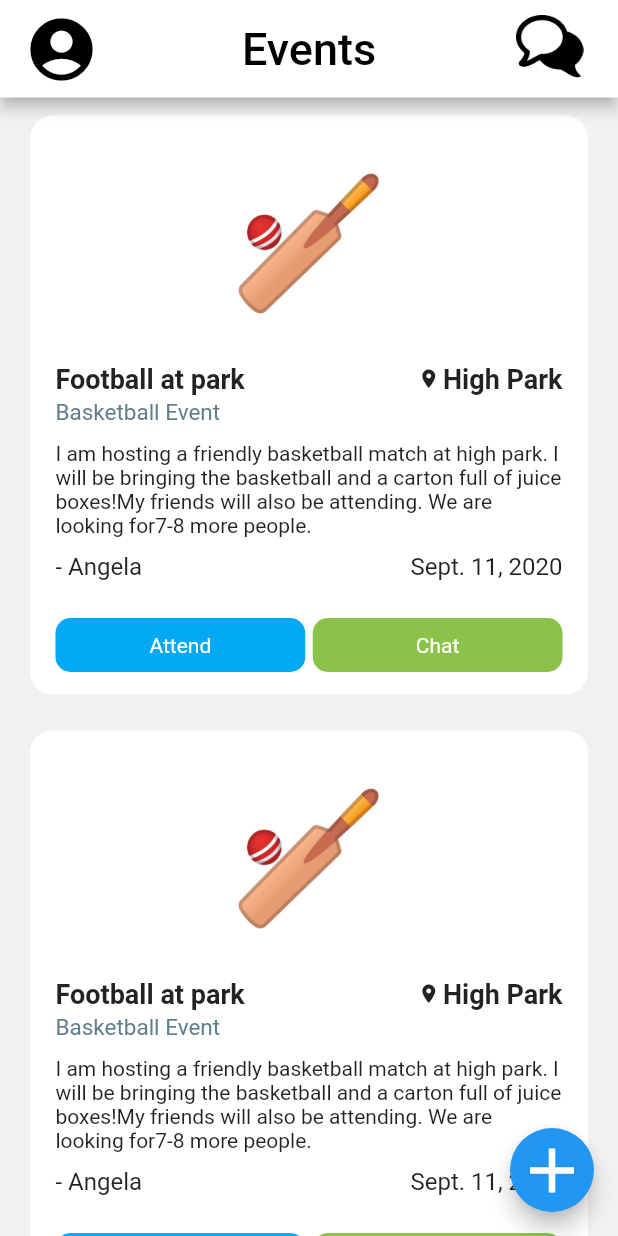
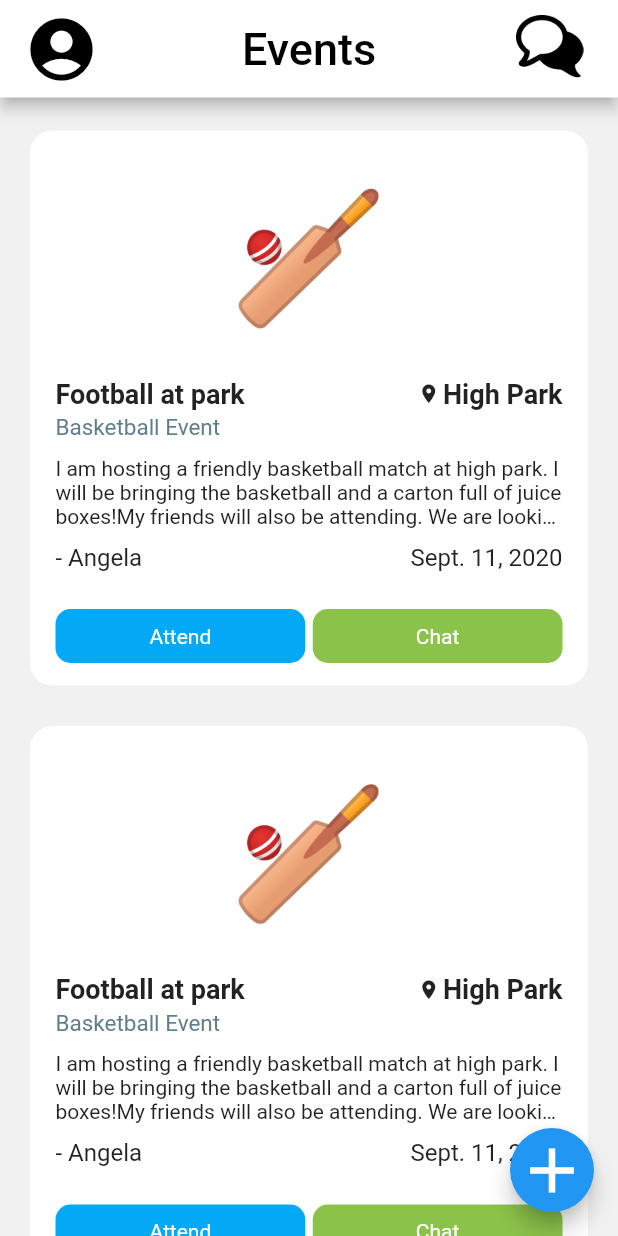
Before and after one commit to zohaibxrehman/Sportify, a Flutter app: the screen it shows after launch, on a phone screen of 412 x 824 dp. Run offline on Flutter 3.47's test engine with Material 2 defaults, Android fonts, the phone set to English and light mode, and no system bars; our stand-ins replace cloud_firestore, datetime_picker_formfield, dio, firebase_core; accounts and stored records are empty.

Commit message:
Add design modification

```diff
--- a/flutter/sportify_app/lib/screens/home_page.dart
+++ b/flutter/sportify_app/lib/screens/home_page.dart
@@ -138,7 +138,7 @@ class EventWidget extends StatelessWidget {
   @override
   Widget build(BuildContext context) {
     return Container(
-      padding: EdgeInsets.symmetric(horizontal: 20, vertical: 12),
+      padding: EdgeInsets.fromLTRB(20, 22, 20, 5),
       child: Container(
         decoration: new BoxDecoration(
           borderRadius: new BorderRadius.circular(15.0),
@@ -178,7 +178,7 @@ class EventWidget extends StatelessWidget {
 
             Container(
               margin: EdgeInsets.symmetric(vertical: 10),
-              child: Text(description),
+              child: Text(description, overflow: TextOverflow.ellipsis, maxLines: 3,),
             ),
             Row(
               mainAxisAlignment: MainAxisAlignment.spaceBetween,
```
